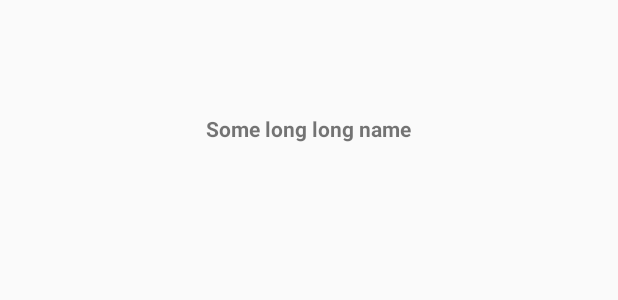
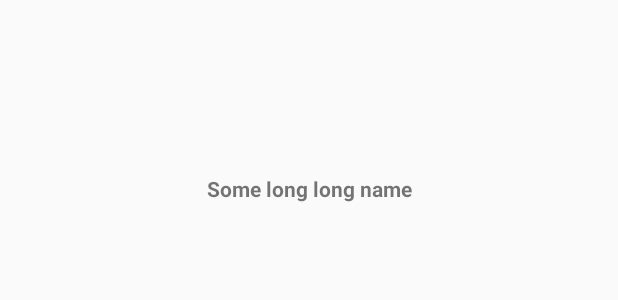
Before and after one commit to Superdude09/GitHubProject, an Android app: the layout layout_user_info.xml on its own in the app's theme, with its tools: preview values and no code run, on a phone screen of 412 x 824 dp. Shown: the top 300 px of the screen. Run offline under Robolectric (Android 15) with nearby library versions, the phone set to English and light mode, and no system bars; network calls fail.

Commit message:
Refactored layout_user_info to use constraint layout with weights

```diff
--- a/app/src/main/res/layout/layout_user_info.xml
+++ b/app/src/main/res/layout/layout_user_info.xml
@@ -1,5 +1,6 @@
 <?xml version="1.0" encoding="utf-8"?>
-<LinearLayout xmlns:android="http://schemas.android.com/apk/res/android"
+<androidx.constraintlayout.widget.ConstraintLayout
+    xmlns:android="http://schemas.android.com/apk/res/android"
     xmlns:app="http://schemas.android.com/apk/res-auto"
     xmlns:tools="http://schemas.android.com/tools"
     android:layout_width="match_parent"
@@ -7,38 +8,35 @@
     android:orientation="vertical"
     android:padding="8dp">
 
-    <LinearLayout
-        android:id="@+id/user_info_container"
-        android:layout_width="match_parent"
-        android:layout_height="wrap_content"
-        android:layout_weight="1"
-        android:orientation="vertical">
-
     <ImageView
         android:id="@+id/user_avatar"
         android:layout_width="wrap_content"
-            android:layout_height="0dp"
-            android:layout_gravity="center_horizontal"
-            android:layout_weight="6"
-            android:importantForAccessibility="no" />
+        android:layout_height="100dp"
+        android:importantForAccessibility="no"
+        app:layout_constraintEnd_toEndOf="parent"
+        app:layout_constraintStart_toStartOf="parent"
+        app:layout_constraintTop_toTopOf="parent"
+        app:layout_constraintVertical_weight="8" />
 
     <TextView
         android:id="@+id/tv_user_id"
         android:layout_width="wrap_content"
         android:layout_height="wrap_content"
-            android:layout_gravity="center_horizontal"
         android:layout_marginTop="8dp"
-            android:layout_weight="1"
         android:textStyle="bold"
+        app:layout_constraintEnd_toEndOf="parent"
+        app:layout_constraintStart_toStartOf="parent"
+        app:layout_constraintTop_toBottomOf="@+id/user_avatar"
+        app:layout_constraintVertical_weight="1"
         tools:text="Some long long name" />
-
-    </LinearLayout>
 
     <androidx.core.widget.NestedScrollView
         android:id="@+id/user_repos_container"
         android:layout_width="match_parent"
         android:layout_height="wrap_content"
-        android:layout_weight="10">
+        app:layout_constraintTop_toBottomOf="@+id/tv_user_id"
+        android:layout_marginTop="4dp"
+        app:layout_constraintVertical_weight="10">
 
         <androidx.recyclerview.widget.RecyclerView
             android:id="@+id/rv_user_repos"
@@ -47,4 +45,4 @@
 
     </androidx.core.widget.NestedScrollView>
 
-</LinearLayout>
+</androidx.constraintlayout.widget.ConstraintLayout>
```
Lines whose indentation alone changed are shown as unchanged.
